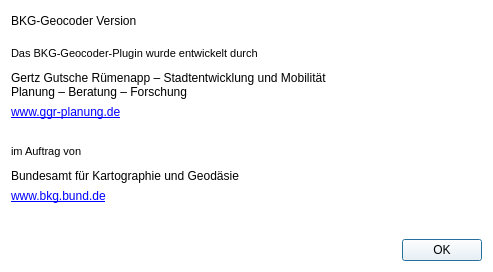
Above: interface/ui/about.ui from de-bkg/qgis-geocoder before the change. Below: the same form after it.
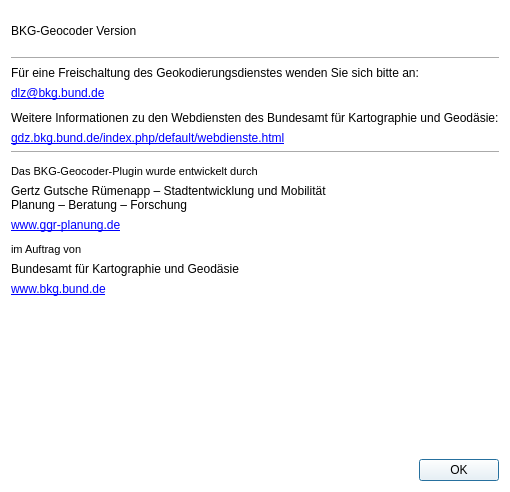
That is the form after the change. Icons and pictures are not drawn.

Commit message: about dialog - add. info, layout

```diff
--- a/interface/ui/about.ui
+++ b/interface/ui/about.ui
@@ -6,8 +6,8 @@
    <rect>
     <x>0</x>
     <y>0</y>
-    <width>493</width>
-    <height>272</height>
+    <width>408</width>
+    <height>492</height>
    </rect>
   </property>
   <property name="windowTitle">
@@ -20,42 +20,269 @@
    <string notr="true">background: white;</string>
   </property>
   <layout class="QGridLayout" name="gridLayout">
-   <item row="5" column="2">
-    <widget class="QLabel" name="label_3">
-     <property name="maximumSize">
+   <item row="3" column="0" colspan="3">
+    <widget class="QLabel" name="label_13">
+     <property name="text">
+      <string>Für eine Freischaltung des Geokodierungsdienstes wenden Sie sich bitte an: </string>
+     </property>
+    </widget>
+   </item>
+   <item row="1" column="0">
+    <layout class="QHBoxLayout" name="horizontalLayout_2">
+     <item>
+      <widget class="QLabel" name="label_9">
+       <property name="font">
+        <font>
+         <pointsize>9</pointsize>
+        </font>
+       </property>
+       <property name="text">
+        <string>BKG-Geocoder Version</string>
+       </property>
+      </widget>
+     </item>
+     <item>
+      <widget class="QLabel" name="version_label">
+       <property name="font">
+        <font>
+         <pointsize>9</pointsize>
+        </font>
+       </property>
+       <property name="text">
+        <string/>
+       </property>
+      </widget>
+     </item>
+     <item>
+      <spacer name="horizontalSpacer">
+       <property name="orientation">
+        <enum>Qt::Horizontal</enum>
+       </property>
+       <property name="sizeHint" stdset="0">
+        <size>
+         <width>40</width>
+         <height>20</height>
+        </size>
+       </property>
+      </spacer>
+     </item>
+    </layout>
+   </item>
+   <item row="5" column="0">
+    <spacer name="verticalSpacer">
+     <property name="orientation">
+      <enum>Qt::Vertical</enum>
+     </property>
+     <property name="sizeType">
+      <enum>QSizePolicy::Fixed</enum>
+     </property>
+     <property name="sizeHint" stdset="0">
       <size>
-       <width>200</width>
-       <height>37</height>
+       <width>20</width>
+       <height>5</height>
       </size>
      </property>
-     <property name="text">
-      <string/>
+    </spacer>
+   </item>
+   <item row="17" column="0">
+    <layout class="QVBoxLayout" name="verticalLayout_2">
+     <item>
+      <widget class="QLabel" name="label_6">
+       <property name="font">
+        <font>
+         <pointsize>9</pointsize>
+        </font>
+       </property>
+       <property name="text">
+        <string>Bundesamt für Kartographie und Geodäsie</string>
+       </property>
+      </widget>
+     </item>
+     <item>
+      <widget class="QLabel" name="label_7">
+       <property name="text">
+        <string notr="true">&lt;a href=&quot;www.bkg.bund.de&quot;&gt;www.bkg.bund.de&lt;/a&gt;</string>
+       </property>
+       <property name="textFormat">
+        <enum>Qt::RichText</enum>
+       </property>
+       <property name="openExternalLinks">
+        <bool>true</bool>
+       </property>
+      </widget>
+     </item>
+     <item>
+      <spacer name="verticalSpacer_5">
+       <property name="orientation">
+        <enum>Qt::Vertical</enum>
+       </property>
+       <property name="sizeHint" stdset="0">
+        <size>
+         <width>20</width>
+         <height>40</height>
+        </size>
+       </property>
+      </spacer>
+     </item>
+    </layout>
+   </item>
+   <item row="9" column="0" colspan="3">
+    <widget class="Line" name="line">
+     <property name="orientation">
+      <enum>Qt::Horizontal</enum>
      </property>
-     <property name="pixmap">
-      <pixmap>icons/ggr-logo.png</pixmap>
-     </property>
-     <property name="scaledContents">
-      <bool>true</bool>
+    </widget>
+   </item>
+   <item row="2" column="0" colspan="3">
+    <widget class="Line" name="line_3">
+     <property name="orientation">
+      <enum>Qt::Horizontal</enum>
      </property>
     </widget>
    </item>
    <item row="4" column="0">
-    <spacer name="verticalSpacer_7">
-     <property name="orientation">
-      <enum>Qt::Vertical</enum>
+    <widget class="QLabel" name="label_14">
+     <property name="text">
+      <string notr="true">&lt;html&gt;&lt;head/&gt;&lt;body&gt;&lt;p&gt;&lt;a href=&quot;mailto:dlz@bkg.bund.de&quot;&gt;&lt;span style=&quot; text-decoration: underline; color:#0000ff;&quot;&gt;dlz@bkg.bund.de&lt;/span&gt;&lt;/a&gt;&lt;/p&gt;&lt;/body&gt;&lt;/html&gt;</string>
      </property>
-     <property name="sizeType">
-      <enum>QSizePolicy::Fixed</enum>
+     <property name="textFormat">
+      <enum>Qt::RichText</enum>
      </property>
-     <property name="sizeHint" stdset="0">
-      <size>
-       <width>20</width>
-       <height>5</height>
-      </size>
+     <property name="openExternalLinks">
+      <bool>true</bool>
      </property>
-    </spacer>
+    </widget>
+   </item>
+   <item row="1" column="2">
+    <layout class="QHBoxLayout" name="horizontalLayout_3">
+     <item>
+      <spacer name="horizontalSpacer_2">
+       <property name="orientation">
+        <enum>Qt::Horizontal</enum>
+       </property>
+       <property name="sizeHint" stdset="0">
+        <size>
+         <width>40</width>
+         <height>20</height>
+        </size>
+       </property>
+      </spacer>
+     </item>
+     <item>
+      <widget class="QLabel" name="label_12">
+       <property name="minimumSize">
+        <size>
+         <width>80</width>
+         <height>40</height>
+        </size>
+       </property>
+       <property name="maximumSize">
+        <size>
+         <width>80</width>
+         <height>40</height>
+        </size>
+       </property>
+       <property name="layoutDirection">
+        <enum>Qt::LeftToRight</enum>
+       </property>
+       <property name="text">
+        <string/>
+       </property>
+       <property name="pixmap">
+        <pixmap>icons/LogoGeocoder.png</pixmap>
+       </property>
+       <property name="scaledContents">
+        <bool>true</bool>
+       </property>
+       <property name="alignment">
+        <set>Qt::AlignLeading|Qt::AlignLeft|Qt::AlignVCenter</set>
+       </property>
+      </widget>
+     </item>
+    </layout>
    </item>
    <item row="10" column="0">
+    <spacer name="verticalSpacer_6">
+     <property name="orientation">
+      <enum>Qt::Vertical</enum>
+     </property>
+     <property name="sizeType">
+      <enum>QSizePolicy::Fixed</enum>
+     </property>
+     <property name="sizeHint" stdset="0">
+      <size>
+       <width>20</width>
+       <height>5</height>
+      </size>
+     </property>
+    </spacer>
+   </item>
+   <item row="17" column="2">
+    <layout class="QVBoxLayout" name="verticalLayout_4">
+     <item>
+      <widget class="QLabel" name="label_8">
+       <property name="maximumSize">
+        <size>
+         <width>150</width>
+         <height>60</height>
+        </size>
+       </property>
+       <property name="text">
+        <string/>
+       </property>
+       <property name="pixmap">
+        <pixmap>icons/bkg-logo.svg</pixmap>
+       </property>
+       <property name="scaledContents">
+        <bool>true</bool>
+       </property>
+      </widget>
+     </item>
+     <item>
+      <spacer name="verticalSpacer_4">
+       <property name="orientation">
+        <enum>Qt::Vertical</enum>
+       </property>
+       <property name="sizeHint" stdset="0">
+        <size>
+         <width>20</width>
+         <height>40</height>
+        </size>
+       </property>
+      </spacer>
+     </item>
+    </layout>
+   </item>
+   <item row="12" column="0">
+    <layout class="QVBoxLayout" name="verticalLayout">
+     <item>
+      <widget class="QLabel" name="label_2">
+       <property name="font">
+        <font>
+         <pointsize>9</pointsize>
+        </font>
+       </property>
+       <property name="text">
+        <string>Gertz Gutsche Rümenapp – Stadtentwicklung und Mobilität 
+Planung – Beratung – Forschung</string>
+       </property>
+      </widget>
+     </item>
+    </layout>
+   </item>
+   <item row="11" column="0">
+    <widget class="QLabel" name="label">
+     <property name="font">
+      <font>
+       <pointsize>8</pointsize>
+      </font>
+     </property>
+     <property name="text">
+      <string>Das BKG-Geocoder-Plugin wurde entwickelt durch</string>
+     </property>
+    </widget>
+   </item>
+   <item row="16" column="0">
     <widget class="QLabel" name="label_4">
      <property name="font">
       <font>
@@ -67,23 +294,7 @@
      </property>
     </widget>
    </item>
-   <item row="9" column="0">
-    <spacer name="verticalSpacer_3">
-     <property name="orientation">
-      <enum>Qt::Vertical</enum>
-     </property>
-     <property name="sizeType">
-      <enum>QSizePolicy::Fixed</enum>
-     </property>
-     <property name="sizeHint" stdset="0">
-      <size>
-       <width>20</width>
-       <height>20</height>
-      </size>
-     </property>
-    </spacer>
-   </item>
-   <item row="14" column="0" colspan="3">
+   <item row="18" column="0" colspan="3">
     <layout class="QHBoxLayout" name="horizontalLayout">
      <item>
       <widget class="QDialogButtonBox" name="buttonBox">
@@ -97,77 +308,43 @@
      </item>
     </layout>
    </item>
-   <item row="11" column="0">
-    <spacer name="verticalSpacer_6">
-     <property name="orientation">
-      <enum>Qt::Vertical</enum>
-     </property>
-     <property name="sizeType">
-      <enum>QSizePolicy::Fixed</enum>
-     </property>
-     <property name="sizeHint" stdset="0">
-      <size>
-       <width>20</width>
-       <height>5</height>
-      </size>
-     </property>
-    </spacer>
-   </item>
-   <item row="3" column="0">
-    <widget class="QLabel" name="label">
-     <property name="font">
-      <font>
-       <pointsize>8</pointsize>
-      </font>
-     </property>
-     <property name="text">
-      <string>Das BKG-Geocoder-Plugin wurde entwickelt durch</string>
-     </property>
-    </widget>
-   </item>
-   <item row="5" column="0">
-    <layout class="QVBoxLayout" name="verticalLayout">
-     <item>
-      <widget class="QLabel" name="label_2">
-       <property name="font">
-        <font>
-         <pointsize>9</pointsize>
-        </font>
-       </property>
-       <property name="text">
-        <string>Gertz Gutsche Rümenapp – Stadtentwicklung und Mobilität 
-Planung – Beratung – Forschung</string>
-       </property>
-      </widget>
-     </item>
-     <item>
-      <widget class="QLabel" name="label_5">
-       <property name="text">
-        <string notr="true">&lt;a href=&quot;http://www.ggr-planung.de&quot;&gt;www.ggr-planung.de&lt;/a&gt;</string>
-       </property>
-       <property name="textFormat">
-        <enum>Qt::RichText</enum>
-       </property>
-       <property name="openExternalLinks">
-        <bool>true</bool>
-       </property>
-      </widget>
-     </item>
-    </layout>
-   </item>
    <item row="12" column="2">
-    <widget class="QLabel" name="label_8">
-     <property name="maximumSize">
-      <size>
-       <width>200</width>
-       <height>79</height>
-      </size>
+    <layout class="QVBoxLayout" name="verticalLayout_3">
+     <item>
+      <widget class="QLabel" name="label_3">
+       <property name="maximumSize">
+        <size>
+         <width>150</width>
+         <height>28</height>
+        </size>
+       </property>
+       <property name="text">
+        <string/>
+       </property>
+       <property name="pixmap">
+        <pixmap>icons/ggr-logo.png</pixmap>
+       </property>
+       <property name="scaledContents">
+        <bool>true</bool>
+       </property>
+      </widget>
+     </item>
+    </layout>
+   </item>
+   <item row="6" column="0" colspan="3">
+    <widget class="QLabel" name="label_10">
+     <property name="text">
+      <string>Weitere Informationen zu den Webdiensten des Bundesamt für Kartographie und Geodäsie:</string>
      </property>
+    </widget>
+   </item>
+   <item row="7" column="0">
+    <widget class="QLabel" name="label_11">
      <property name="text">
-      <string/>
+      <string notr="true">&lt;html&gt;&lt;head/&gt;&lt;body&gt;&lt;p&gt;&lt;a href=&quot;https://gdz.bkg.bund.de/index.php/default/webdienste.html&quot;&gt;&lt;span style=&quot; text-decoration: underline; color:#0000ff;&quot;&gt;gdz.bkg.bund.de/index.php/default/webdienste.html&lt;/span&gt;&lt;/a&gt;&lt;/p&gt;&lt;/body&gt;&lt;/html&gt;</string>
      </property>
-     <property name="pixmap">
-      <pixmap>icons/bkg-logo.svg</pixmap>
+     <property name="textFormat">
+      <enum>Qt::RichText</enum>
      </property>
      <property name="scaledContents">
       <bool>true</bool>
@@ -175,129 +352,30 @@
     </widget>
    </item>
    <item row="13" column="0">
-    <spacer name="verticalSpacer_2">
-     <property name="orientation">
-      <enum>Qt::Vertical</enum>
+    <widget class="QLabel" name="label_5">
+     <property name="text">
+      <string notr="true">&lt;a href=&quot;http://www.ggr-planung.de&quot;&gt;www.ggr-planung.de&lt;/a&gt;</string>
      </property>
-     <property name="sizeHint" stdset="0">
-      <size>
-       <width>20</width>
-       <height>40</height>
-      </size>
+     <property name="textFormat">
+      <enum>Qt::RichText</enum>
      </property>
-    </spacer>
-   </item>
-   <item row="2" column="0">
-    <spacer name="verticalSpacer">
-     <property name="orientation">
-      <enum>Qt::Vertical</enum>
+     <property name="openExternalLinks">
+      <bool>true</bool>
      </property>
-     <property name="sizeType">
-      <enum>QSizePolicy::MinimumExpanding</enum>
-     </property>
-     <property name="sizeHint" stdset="0">
-      <size>
-       <width>20</width>
-       <height>10</height>
-      </size>
-     </property>
-    </spacer>
+    </widget>
    </item>
-   <item row="12" column="0">
-    <layout class="QVBoxLayout" name="verticalLayout_2">
-     <item>
-      <widget class="QLabel" name="label_6">
-       <property name="font">
-        <font>
-         <pointsize>9</pointsize>
-        </font>
-       </property>
-       <property name="text">
-        <string>Bundesamt für Kartographie und Geodäsie</string>
-       </property>
-      </widget>
-     </item>
-     <item>
-      <widget class="QLabel" name="label_7">
-       <property name="text">
-        <string notr="true">&lt;a href=&quot;www.bkg.bund.de&quot;&gt;www.bkg.bund.de&lt;/a&gt;</string>
-       </property>
-       <property name="textFormat">
-        <enum>Qt::RichText</enum>
-       </property>
-       <property name="openExternalLinks">
-        <bool>true</bool>
-       </property>
-      </widget>
-     </item>
-     <item>
-      <spacer name="verticalSpacer_5">
-       <property name="orientation">
-        <enum>Qt::Vertical</enum>
-       </property>
-       <property name="sizeHint" stdset="0">
-        <size>
-         <width>20</width>
-         <height>40</height>
-        </size>
-       </property>
-      </spacer>
-     </item>
-    </layout>
-   </item>
-   <item row="1" column="0">
-    <layout class="QHBoxLayout" name="horizontalLayout_2">
-     <item>
-      <widget class="QLabel" name="label_9">
-       <property name="font">
-        <font>
-         <pointsize>9</pointsize>
-        </font>
-       </property>
-       <property name="text">
-        <string>BKG-Geocoder Version</string>
-       </property>
-      </widget>
-     </item>
-     <item>
-      <widget class="QLabel" name="version_label">
-       <property name="font">
-        <font>
-         <pointsize>9</pointsize>
-        </font>
-       </property>
-       <property name="text">
-        <string/>
-       </property>
-      </widget>
-     </item>
-     <item>
-      <spacer name="horizontalSpacer">
-       <property name="orientation">
-        <enum>Qt::Horizontal</enum>
-       </property>
-       <property name="sizeHint" stdset="0">
-        <size>
-         <width>40</width>
-         <height>20</height>
-        </size>
-       </property>
-      </spacer>
-     </item>
-    </layout>
-   </item>
-   <item row="5" column="1">
-    <spacer name="horizontalSpacer_2">
+   <item row="14" column="0">
+    <spacer name="verticalSpacer_7">
      <property name="orientation">
-      <enum>Qt::Horizontal</enum>
+      <enum>Qt::Vertical</enum>
      </property>
      <property name="sizeType">
       <enum>QSizePolicy::Fixed</enum>
      </property>
      <property name="sizeHint" stdset="0">
       <size>
-       <width>10</width>
-       <height>20</height>
+       <width>20</width>
+       <height>5</height>
       </size>
      </property>
     </spacer>
```
Left out of the diff: 2 changed lines with no effect on the pictures. The commit also changes 1 other file.
